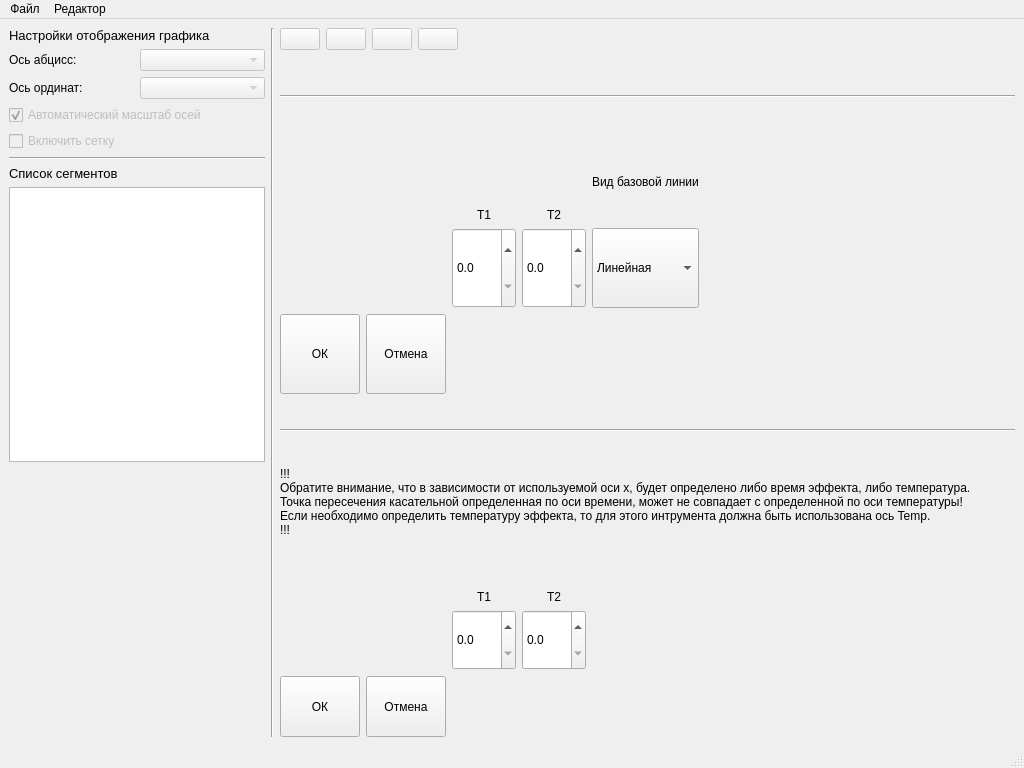
Before: the Qt Designer form MainWindow.ui in ioyurev/fusion-analysis, drawn with Qt 5.
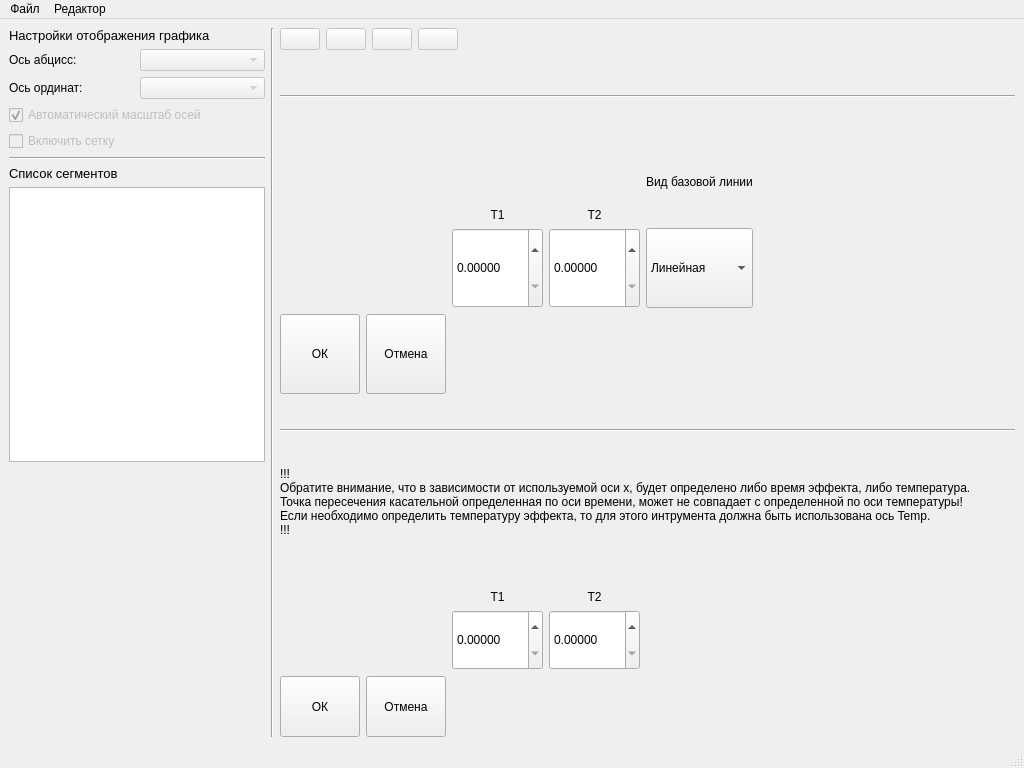
After: the same form once the commit is applied. Icons and pictures are not drawn. Custom widgets are drawn as their Qt base class.

The edit to the form file:
```diff
--- a/MainWindow.ui
+++ b/MainWindow.ui
@@ -80,7 +80,7 @@
            </sizepolicy>
           </property>
           <property name="decimals">
-           <number>1</number>
+           <number>5</number>
           </property>
           <property name="maximum">
            <double>2000.000000000000000</double>
@@ -128,7 +128,7 @@
            </sizepolicy>
           </property>
           <property name="decimals">
-           <number>1</number>
+           <number>5</number>
           </property>
           <property name="maximum">
            <double>2000.000000000000000</double>
@@ -290,7 +290,7 @@
            </sizepolicy>
           </property>
           <property name="decimals">
-           <number>1</number>
+           <number>5</number>
           </property>
           <property name="maximum">
            <double>2000.000000000000000</double>
@@ -332,7 +332,7 @@
            </sizepolicy>
           </property>
           <property name="decimals">
-           <number>1</number>
+           <number>5</number>
           </property>
           <property name="maximum">
            <double>2000.000000000000000</double>
@@ -565,6 +565,13 @@
    </property>
   </action>
  </widget>
+ <customwidgets>
+  <customwidget>
+   <class>MySpinBox</class>
+   <extends>QDoubleSpinBox</extends>
+   <header>CustomWidgets</header>
+  </customwidget>
+ </customwidgets>
  <resources/>
  <connections/>
 </ui>
```
Left out of the diff: 20 changed lines with no effect on the pictures.
